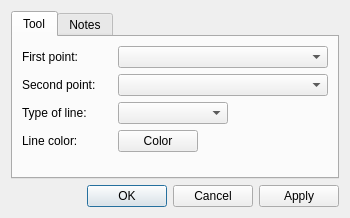
The window that src/libs/vtools/dialogs/tools/dialogline.ui (dismine/valentina) describes before a commit, drawn with Qt 5.
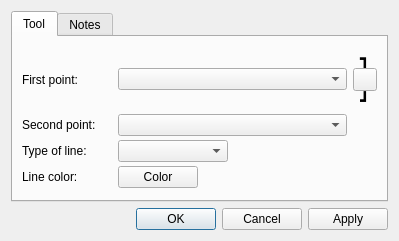
The same window after the commit. Icons and pictures are not drawn. Custom widgets are drawn as their Qt base class.

Commit message:
Add swap points button to point tool dialogs.
Add a swap-points button (gtk-convert icon) to DialogLine, DialogAlongLine,
DialogNormal, and DialogPointOfIntersection, allowing the user to exchange
the first and second point selections in one click. Add VThemeIcon::GtkConvert
to the theme icon registry and enable gtk-convert.svg across all platform
theme QRC files (Eleven-Light, Eleven-Dark, La-Sierra-Light, La-Sierra-Dark).

Branch: develop

The edit to the form file:
```diff
--- a/src/libs/vtools/dialogs/tools/dialogline.ui
+++ b/src/libs/vtools/dialogs/tools/dialogline.ui
@@ -9,8 +9,8 @@
    <rect>
     <x>0</x>
     <y>0</y>
-    <width>350</width>
-    <height>218</height>
+    <width>399</width>
+    <height>241</height>
    </rect>
   </property>
   <property name="windowTitle">
@@ -36,12 +36,12 @@
       <attribute name="title">
        <string>Tool</string>
       </attribute>
-      <layout class="QFormLayout" name="formLayout">
-       <property name="fieldGrowthPolicy">
-        <enum>QFormLayout::ExpandingFieldsGrow</enum>
+      <layout class="QGridLayout" name="gridLayout">
+       <property name="verticalSpacing">
+        <number>1</number>
        </property>
-       <item row="0" column="0">
-        <widget class="QLabel" name="labelFirstPoint">
+       <item row="2" column="0">
+        <widget class="QLabel" name="label_7">
          <property name="minimumSize">
           <size>
            <width>90</width>
@@ -49,7 +49,14 @@
           </size>
          </property>
          <property name="text">
-          <string>First point:</string>
+          <string>Type of line:</string>
+         </property>
+        </widget>
+       </item>
+       <item row="3" column="0">
+        <widget class="QLabel" name="label">
+         <property name="text">
+          <string>Line color:</string>
          </property>
         </widget>
        </item>
@@ -98,16 +105,16 @@
          </property>
         </widget>
        </item>
-       <item row="2" column="0">
-        <widget class="QLabel" name="label_7">
-         <property name="minimumSize">
-          <size>
-           <width>90</width>
-           <height>0</height>
-          </size>
+       <item row="3" column="1">
+        <widget class="VPE::QtColorPicker" name="pushButtonLineColor">
+         <property name="sizePolicy">
+          <sizepolicy hsizetype="Fixed" vsizetype="Fixed">
+           <horstretch>0</horstretch>
+           <verstretch>0</verstretch>
+          </sizepolicy>
          </property>
          <property name="text">
-          <string>Type of line:</string>
+          <string notr="true">Color</string>
          </property>
         </widget>
        </item>
@@ -139,19 +146,69 @@
          </property>
         </widget>
        </item>
-       <item row="3" column="0">
-        <widget class="QLabel" name="label">
+       <item row="0" column="0">
+        <widget class="QLabel" name="labelFirstPoint">
+         <property name="minimumSize">
+          <size>
+           <width>90</width>
+           <height>0</height>
+          </size>
+         </property>
          <property name="text">
-          <string>Line color:</string>
+          <string>First point:</string>
          </property>
         </widget>
        </item>
-       <item row="3" column="1">
-        <widget class="VPE::QtColorPicker" name="pushButtonLineColor">
-         <property name="text">
-          <string notr="true">Color</string>
+       <item row="0" column="2">
+        <layout class="QVBoxLayout" name="verticalLayoutSwap">
+         <property name="spacing">
+          <number>0</number>
          </property>
-        </widget>
+         <item alignment="Qt::AlignmentFlag::AlignTop">
+          <widget class="QLabel" name="label_8">
+           <property name="font">
+            <font>
+             <pointsize>10</pointsize>
+            </font>
+           </property>
+           <property name="text">
+            <string notr="true">&lt;html&gt;&lt;head/&gt;&lt;body&gt;&lt;p&gt;&lt;span style=&quot; font-size:12pt;font-weight:800;&quot;&gt;┓&lt;/span&gt;&lt;/p&gt;&lt;/body&gt;&lt;/html&gt;</string>
+           </property>
+           <property name="alignment">
+            <set>Qt::AlignmentFlag::AlignBottom|Qt::AlignmentFlag::AlignHCenter</set>
+           </property>
+          </widget>
+         </item>
+         <item>
+          <widget class="QToolButton" name="toolButtonSwapPoints">
+           <property name="toolTip">
+            <string>Swap points</string>
+           </property>
+           <property name="text">
+            <string notr="true"/>
+           </property>
+           <property name="icon">
+            <iconset theme="gtk-convert"/>
+           </property>
+           <property name="iconSize">
+            <size>
+             <width>16</width>
+             <height>16</height>
+            </size>
+           </property>
+          </widget>
+         </item>
+         <item alignment="Qt::AlignmentFlag::AlignHCenter|Qt::AlignmentFlag::AlignBottom">
+          <widget class="QLabel" name="label_10">
+           <property name="text">
+            <string notr="true">&lt;html&gt;&lt;head/&gt;&lt;body&gt;&lt;p&gt;&lt;span style=&quot; font-size:12pt; font-weight:800;&quot;&gt;┛&lt;/span&gt;&lt;/p&gt;&lt;/body&gt;&lt;/html&gt;</string>
+           </property>
+           <property name="alignment">
+            <set>Qt::AlignmentFlag::AlignLeading|Qt::AlignmentFlag::AlignLeft|Qt::AlignmentFlag::AlignTop</set>
+           </property>
+          </widget>
+         </item>
+        </layout>
        </item>
       </layout>
      </widget>
```
Left out of the diff: 8 changed lines with no effect on the pictures. The commit also changes 17 other files.
